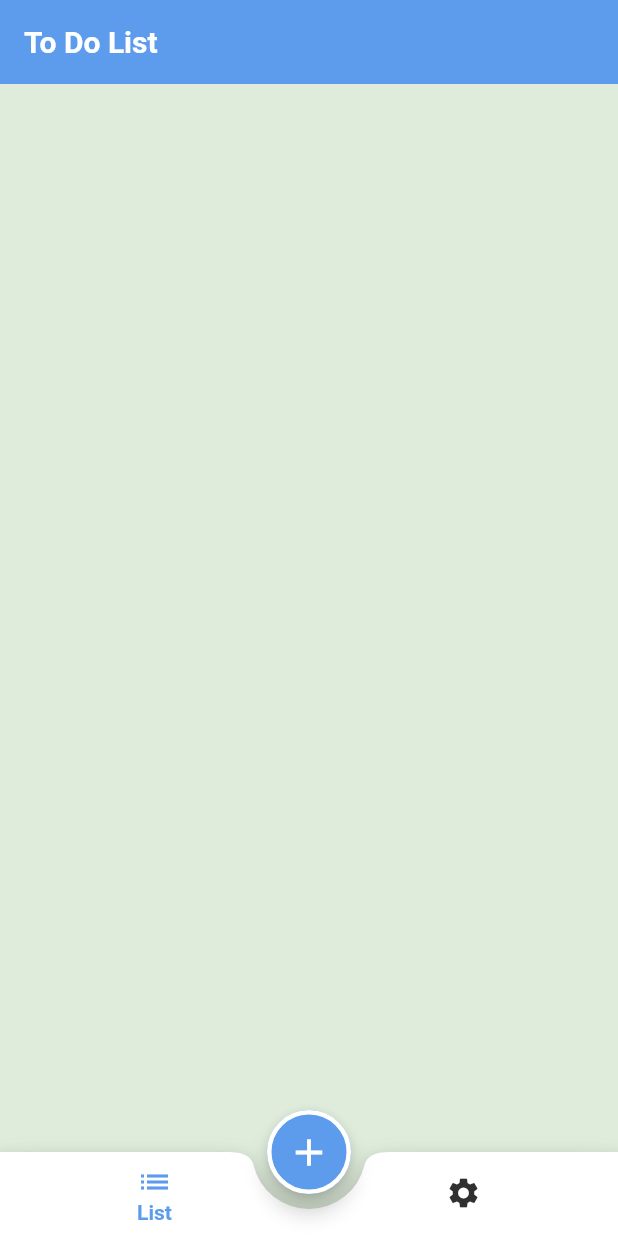
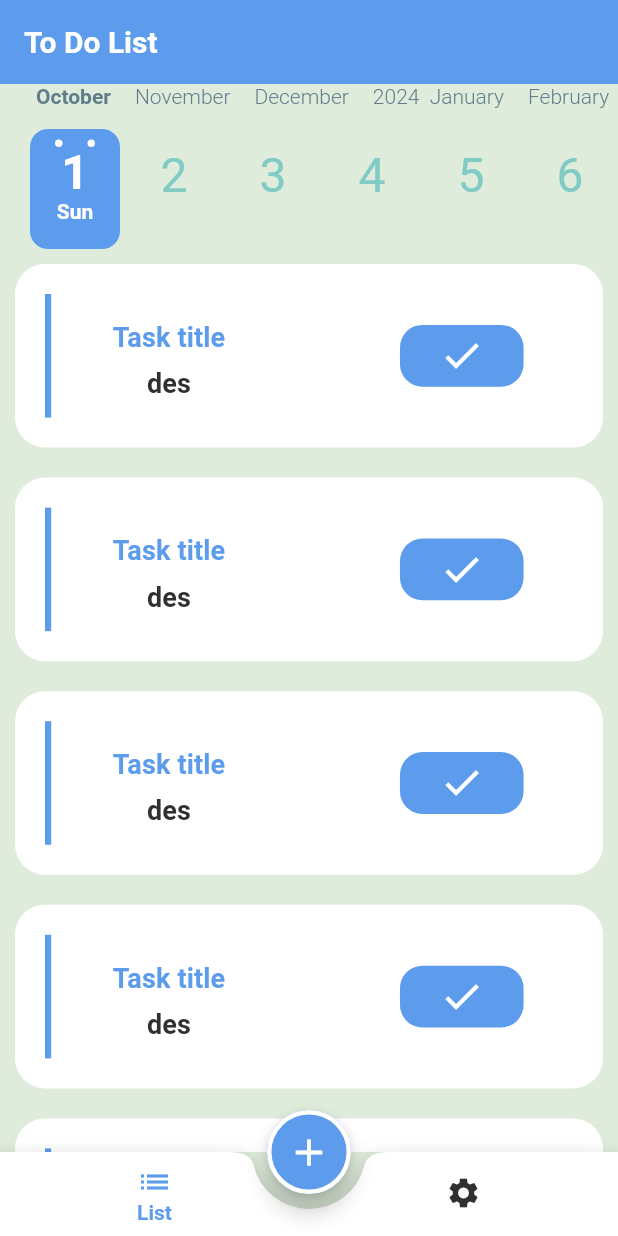
Before and after one commit to Ahmeedkhaled/Todo_App, a Flutter app: the screen it shows after launch, on a phone screen of 412 x 824 dp. Run offline on Flutter 3.47's test engine with Material 2 defaults, Android fonts, the phone set to English and light mode, and no system bars; drawn by our look-alikes of calendar_timeline, flutter_slidable; our stand-ins replace shared_preferences; generated files the repository leaves out were written again.

```diff
--- a/lib/home/List/list_tab.dart
+++ b/lib/home/List/list_tab.dart
@@ -1,10 +1,42 @@
+import 'package:calendar_timeline/calendar_timeline.dart';
 import 'package:flutter/material.dart';
-
+import 'package:provider/provider.dart';
+import 'package:todo_app/home/List/add_bottom_sheet.dart';
+import 'package:todo_app/home/List/list_tab.dart';
+import 'package:todo_app/home/List/task_widget.dart';
+import 'package:todo_app/home/settings/settings_tab.dart';
+import 'package:todo_app/my_theme.dart';
+import 'package:todo_app/provider/app_config_provider.dart';
+import 'package:flutter_gen/gen_l10n/app_localizations.dart';
 class ListTab extends StatelessWidget {
 
   @override
   Widget build(BuildContext context) {
-    return Scaffold(
+    var provider=Provider.of<AppConfigProvider>(context);
+    return Column(
+      children: [
+        CalendarTimeline(
+          initialDate: DateTime.now(),
+          firstDate: DateTime.now(),
+          lastDate: DateTime.now().add(Duration(days: 365)),
+          onDateSelected: (date) => print(date),
+          leftMargin: 20,
+          monthColor: Colors.blueGrey,
+          dayColor: Colors.teal[200],
+          activeDayColor: Colors.white,
+          activeBackgroundDayColor:MyTheme.primaryColor,
+          dotsColor: MyTheme.whiteColor,
+          locale:provider.appLanguage ,
+        ),
+        Expanded(
+          child: ListView.builder(
+            itemCount: 10,
+              itemBuilder: (_,__){
+               return TaskWidgetItem();
+              }
+          ),
+        )
+      ],
     );
   }
 }
--- /dev/null
+++ b/lib/home/List/task_widget.dart
@@ -0,0 +1,86 @@
+import 'package:flutter/material.dart';
+import 'package:flutter_slidable/flutter_slidable.dart';
+import 'package:todo_app/my_theme.dart';
+import 'package:provider/provider.dart';
+import 'package:todo_app/home/List/add_bottom_sheet.dart';
+import 'package:todo_app/home/List/list_tab.dart';
+import 'package:todo_app/home/List/task_widget.dart';
+import 'package:todo_app/home/settings/settings_tab.dart';
+import 'package:todo_app/my_theme.dart';
+import 'package:todo_app/provider/app_config_provider.dart';
+import 'package:flutter_gen/gen_l10n/app_localizations.dart';
+class TaskWidgetItem extends StatefulWidget {
+
+  @override
+  State<TaskWidgetItem> createState() => _TaskWidgetItemState();
+}
+
+class _TaskWidgetItemState extends State<TaskWidgetItem> {
+  @override
+  Widget build(BuildContext context) {
+    var provider=Provider.of<AppConfigProvider>(context);
+    return Slidable(
+      startActionPane: ActionPane(
+        extentRatio: 0.25,
+    motion: const ScrollMotion(),
+
+    children: [
+    SlidableAction(
+      borderRadius: BorderRadius.only(topLeft:Radius.circular(15) ,bottomLeft:Radius.circular(15) ),
+    onPressed: (context){
+      //delete container
+    },
+    backgroundColor: MyTheme.redColor,
+    foregroundColor: Colors.white,
+    icon: Icons.delete,
+    label: AppLocalizations.of(context)!.delete,
+    ),
+    ],
+    ),
+      child: Container(
+        margin: EdgeInsets.all(10),
+        padding: EdgeInsets.all(20),
+        decoration: BoxDecoration(
+          color: provider.appTheme==ThemeMode.dark?
+              MyTheme.blackColorDark:
+              MyTheme.whiteColor
+            ,
+          borderRadius: BorderRadius.circular(20)
+        ),
+        child: Row(
+           children: [
+             Container(
+               margin: EdgeInsets.only(right: MediaQuery.of(context).size.width*0.08),
+               color: MyTheme.primaryColor,
+               height: MediaQuery.of(context).size.height*0.1,
+               width: MediaQuery.of(context).size.width*0.01,
+             ),
+             Column(
+               children: [
+                 Padding(
+                   padding: const EdgeInsets.all(8.0),
+                   child: Text("Task title",style:Theme.of(context).textTheme.titleSmall,),
+                 ),
+                 Padding(
+                   padding: const EdgeInsets.all(2.0),
+                   child: Text("des"),
+                 )
+               ],
+             ),
+             Spacer(),
+             Container(
+               margin: EdgeInsets.only(right: MediaQuery.of(context).size.width*0.08),
+               height: MediaQuery.of(context).size.height*0.05,
+               width: MediaQuery.of(context).size.width*0.2,
+               decoration: BoxDecoration(
+                   color: MyTheme.primaryColor,
+                   borderRadius: BorderRadius.circular(15)
+               ),
+               child: Icon(Icons.check,color: MyTheme.whiteColor,size: 30,),
+             ),
+           ],
+        ),
+      ),
+    );
+  }
+}
--- a/lib/home/settings/change_language.dart
+++ b/lib/home/settings/change_language.dart
@@ -68,4 +68,7 @@ class _ScreenChangeLanguageState extends State<ScreenChangeLanguage> {
             fontSize: 15,
         ),));
   }
+
+
+
 }
--- a/lib/l10n/app_ar.arb
+++ b/lib/l10n/app_ar.arb
@@ -11,7 +11,9 @@
   "enter_your_task": "ادخل مهمتك",
   "enter_your_task_details": "ادخل تفاصيل مهمتك ",
   "select_date": "حدد التاريخ",
-  "add": "اضف"
+  "add": "اضف",
+  "delete": "حذف"
+
 
 
 }
--- a/lib/l10n/app_en.arb
+++ b/lib/l10n/app_en.arb
@@ -11,5 +11,6 @@
   "enter_your_task": "enter Your Task",
   "enter_your_task_details": "enter Your Task details",
   "select_date": "Select Date",
-  "add": "Add"
+  "add": "Add",
+  "delete": "Delete"
 }
--- a/lib/my_theme.dart
+++ b/lib/my_theme.dart
@@ -9,6 +9,7 @@ class MyTheme{
   static Color blackColor=Color(0xff303030);
   static Color blackColorDark=Color(0xff141922);
   static Color grayColor=Color(0xffA9A9A99C);
+  static Color scaffoldBackground=Color(0xff060E1E);
   static ThemeData lightMode=ThemeData(
     scaffoldBackgroundColor: backgroundColor,
     primaryColor:primaryColor,
@@ -127,7 +128,7 @@ class MyTheme{
         ),
       ),
 
-      scaffoldBackgroundColor: blackColorDark,
+      scaffoldBackgroundColor: scaffoldBackground,
     appBarTheme: AppBarTheme(
         backgroundColor: primaryColor,
         elevation: 0
--- a/lib/provider/app_config_provider.dart
+++ b/lib/provider/app_config_provider.dart
@@ -1,25 +1,30 @@
 import 'package:flutter/material.dart';
 import 'package:todo_app/my_theme.dart';
+import 'package:shared_preferences/shared_preferences.dart';
 
-class AppConfigProvider extends ChangeNotifier{
-  String appLanguage="en";
-  ThemeMode appTheme=ThemeMode.light;
-
-  void changeLanguage(String newLanguage){
-    if(appLanguage==newLanguage){
+class AppConfigProvider extends ChangeNotifier {
+  String appLanguage = "en";
+  ThemeMode appTheme = ThemeMode.light;
+  void changeLanguage(String newLanguage) async {
+    if (appLanguage == newLanguage) {
       return;
     }
-    appLanguage=newLanguage;
+    SharedPreferences sharedPreferences = await SharedPreferences.getInstance();
+
+    appLanguage = newLanguage;
+    sharedPreferences.setString("language", appLanguage);
     notifyListeners();
   }
-  void changeTheme(ThemeMode newTheme){
-    if(appTheme==newTheme){
+
+  void changeTheme(ThemeMode newTheme) {
+    if (appTheme == newTheme) {
       return;
     }
-    appTheme=newTheme;
+    appTheme = newTheme;
     notifyListeners();
   }
-  bool isDarkMode(){
-  return  appTheme==MyTheme.darkMode;
+
+  bool isDarkMode() {
+    return appTheme == MyTheme.darkMode;
   }
 }
--- a/pubspec.yaml
+++ b/pubspec.yaml
@@ -36,6 +36,8 @@ dependencies:
   intl: any
   provider: ^6.0.5
   calendar_timeline: ^1.1.2
+  flutter_slidable: ^3.0.0
+  shared_preferences: ^2.2.1
 
 
   # The following adds the Cupertino Icons font to your application.
```
Also changed, not shown: pubspec.lock, 1 other file.
